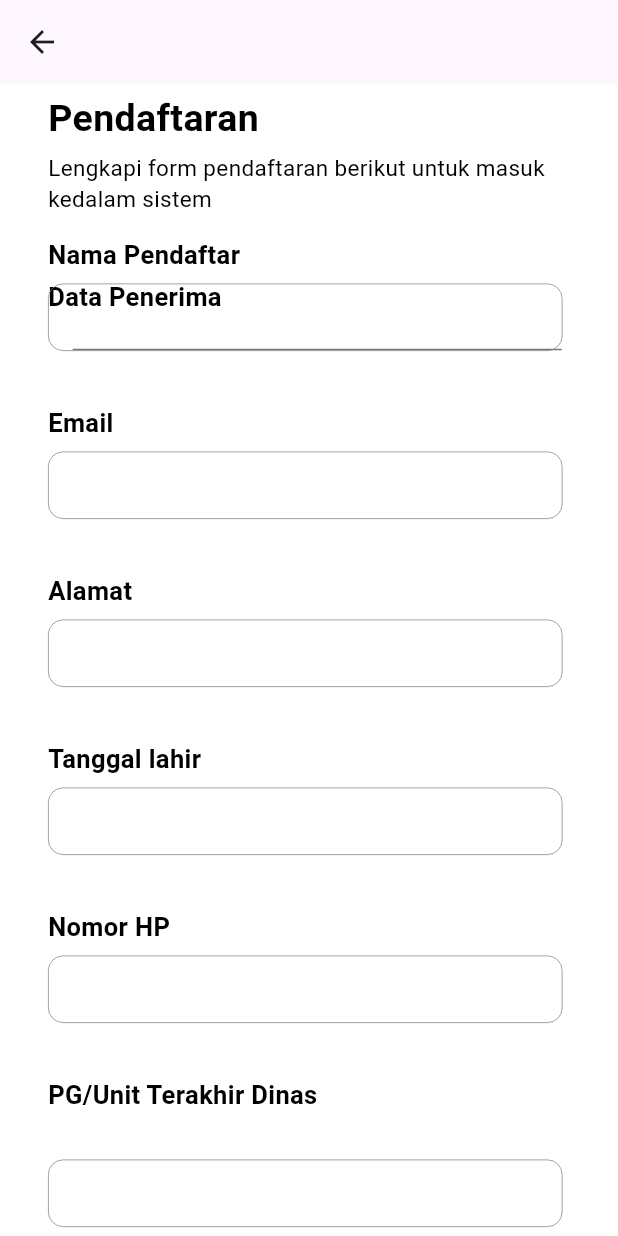
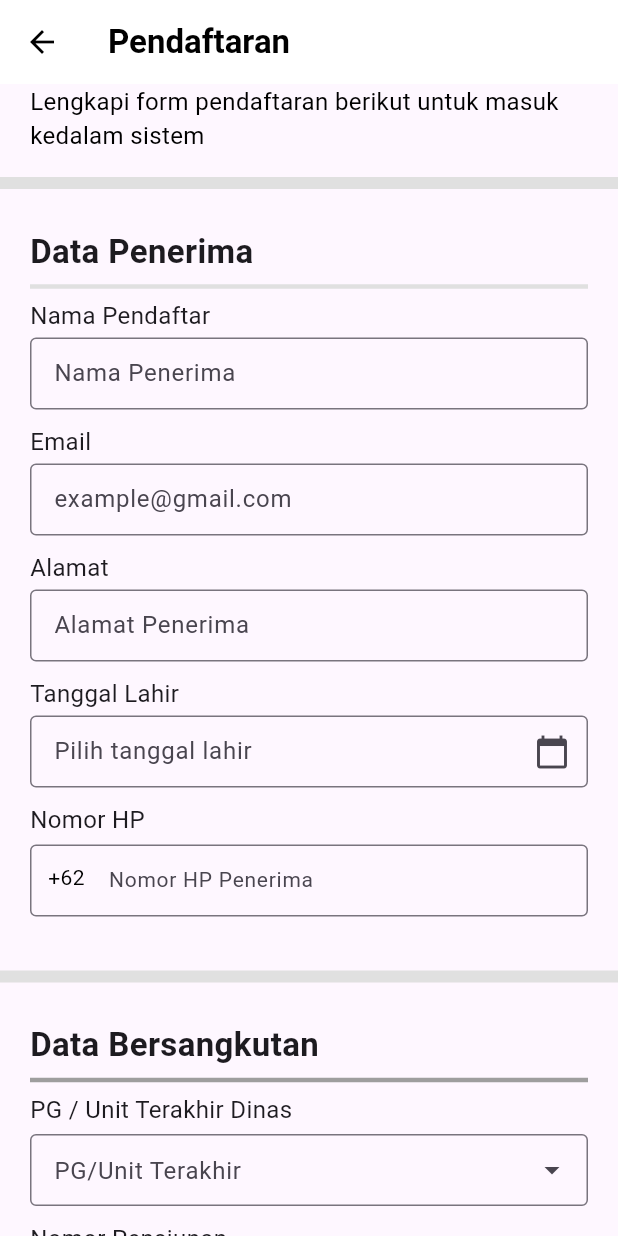
Before and after one commit to ssscholastica/e-Tuntas, a Flutter app: the Pendaftaran screen opened directly, on a phone screen of 412 x 824 dp. Run offline on Flutter 3.47's test engine with Material 3 defaults, Android fonts, the phone set to English and light mode, and no system bars; drawn by our look-alikes of dropdown_search.

Commit message:
Pendaftaran tapi blm final

```diff
--- a/lib/main.dart
+++ b/lib/main.dart
@@ -1,6 +1,6 @@
 import 'package:etuntas/home.dart';
 import 'package:etuntas/splashScreen.dart';
-import 'package:etuntas/pendaftaran.dart';
+import 'pendaftaran.dart';
 import 'package:flutter/material.dart';
 // import 'package:google_fonts/google_fonts.dart';
 
@@ -9,13 +9,13 @@ void main() {
 }
 
 class MyApp extends StatelessWidget {
-  const MyApp({super.key});
+  MyApp({super.key});
 
   @override
   Widget build(BuildContext context) {
-    return const MaterialApp(
+    return MaterialApp(
       debugShowCheckedModeBanner: false,
-      home: Home(),
+      home: Pendaftaran(),
     );
   }
 }
--- a/lib/pendaftaran.dart
+++ b/lib/pendaftaran.dart
@@ -1,416 +1,290 @@
+import 'package:dropdown_search/dropdown_search.dart';
 import 'package:flutter/material.dart';
+import 'package:intl/intl.dart';
 
-class Pendaftaran extends StatelessWidget {
+class Pendaftaran extends StatefulWidget {
+  @override
+  Pendaftaran({super.key});
+
+  @override
+  State<Pendaftaran> createState() => _PendaftaranState();
+}
+
+class _PendaftaranState extends State<Pendaftaran> {
+  final Map<String, TextEditingController> controllers = {
+    "Nama Pendaftar": TextEditingController(),
+    "Email": TextEditingController(),
+    "Alamat": TextEditingController(),
+    "Tanggal Lahir": TextEditingController(),
+    "Nomor HP": TextEditingController(),
+    "instansi": TextEditingController(),
+    "jabatan": TextEditingController(),
+  };
+
+  Future<void> selectDate(BuildContext context) async {
+    DateTime? pickedDate = await showDatePicker(
+      context: context,
+      initialDate: DateTime.now(),
+      firstDate: DateTime(1900),
+      lastDate: DateTime.now(),
+    );
+    if (pickedDate != null) {
+      String formattedDate = DateFormat('dd-MM-yyyy').format(pickedDate);
+      setState(() {
+        controllers["Tanggal Lahir"]?.text = formattedDate;
+      });
+    }
+  }
+
+  final List<String> instansiList = [
+    "Kebun Jember",
+    "Kebun Lumajang I",
+    "Kebun Lumajang II",
+    "Kebun Doho",
+    "Kebun Banyuwangi",
+    "Kebun Madiun"
+  ];
+  String? selectedInstansi;
+
+  final List<String> statusKeluargaList = [
+    "Istri",
+    "Suami",
+    "Anak",
+    "Kakak",
+    "Adik"
+  ];
+  String? selectedStatusKeluarga;
+
+  Widget buildTextField(String key, String label, String hint,
+      {TextInputType? keyboardType, Widget? prefix, bool isDate = false}) {
+    return Column(
+      crossAxisAlignment: CrossAxisAlignment.start,
+      children: [
+        Text(label, style: const TextStyle(fontSize: 16)),
+        const SizedBox(height: 3),
+        SizedBox(
+          width: MediaQuery.of(context).size.width,
+          child: TextField(
+            controller: controllers[key],
+            keyboardType: keyboardType,
+            readOnly: isDate,
+            onTap: isDate ? () => selectDate(context) : null,
+            decoration: InputDecoration(
+              hintText: hint,
+              prefixIcon: prefix,
+              border: const OutlineInputBorder(),
+              contentPadding:
+                  const EdgeInsets.symmetric(vertical: 8, horizontal: 12),
+              suffixIcon: isDate ? const Icon(Icons.calendar_today) : null,
+            ),
+          ),
+        ),
+        const SizedBox(height: 10),
+      ],
+    );
+  }
+
+  @override
+  void dispose() {
+    for (var controller in controllers.values) {
+      controller.dispose();
+    }
+  }
+
+  void handleSubmit() {
+    print("Nama: ${controllers["Nama"]?.text}");
+    print("Email: ${controllers["Email"]?.text}");
+    print("Alamat: ${controllers["Alamat"]?.text}");
+    print("Tanggal lahir: ${controllers["Tanggal lahir"]?.text}");
+    print("Nomor HP: ${controllers["Nomor HP"]?.text}");
+    print("PG/Unit Terakhir Dinas: $selectedInstansi");
+    print("NIK: ${controllers["NIK"]?.text}");
+    print("Nomor Pensiunan: ${controllers["Nomor Pensiunan"]?.text}");
+    print("Status Hubungan Keluarga: $selectedStatusKeluarga");
+  }
+
   @override
   Widget build(BuildContext context) {
     return Scaffold(
-      appBar: AppBar(),
-      body: SingleChildScrollView(
-        child: SignUpForm1(),
+        resizeToAvoidBottomInset: true,
+        appBar: AppBar(
+          title: const Text(
+            "Pendaftaran",
+            style: TextStyle(fontWeight: FontWeight.bold, color: Colors.black),
           ),
-    );
-  }
-}
-
-class SignUpForm1 extends StatefulWidget {
-  @override
-  State<SignUpForm1> createState() => _SignUpFormState();
-}
-
-class _SignUpFormState extends State<SignUpForm1> {
-  String? errorMessage;
-
-  TextEditingController firstnamecontroller = TextEditingController();
-  TextEditingController lastnamecontroller = TextEditingController();
-  TextEditingController passwordcontroller = TextEditingController();
-  TextEditingController emailcontroller = TextEditingController();
-  TextEditingController confirmcontroller = TextEditingController();
-  TextEditingController findcontroller = TextEditingController();
-  TextEditingController campuscontroller = TextEditingController();
-  TextEditingController majorcontroller = TextEditingController();
-
-  final _formKey = GlobalKey<FormState>();
-
-  @override
-  Widget build(BuildContext context) {
-    return Container(
-      width: 414,
-      height: 932,
-      color: Colors.white,
-      child: Stack(children: [
-        Positioned(
-          left: 32,
-          top: 5,
-          child: Form(
-            key: _formKey,
-            child: Column(
-              children: [
-                SizedBox(
-                  width: 370,
-                  height: 40,
-                  child: Text(
-                    'Pendaftaran',
-                    style: TextStyle(
-                      color: Colors.black,
-                      fontSize: 25,
-                      fontWeight: FontWeight.bold,
+          backgroundColor: Colors.white,
+          elevation: 0,
+          leading: IconButton(
+            icon: const Icon(Icons.arrow_back, color: Colors.black),
+            onPressed: () {},
           ),
         ),
+        body: SingleChildScrollView(
+          child: Column(
+            crossAxisAlignment: CrossAxisAlignment.start,
+            children: [
+              const Padding(
+                  padding: EdgeInsets.only(left: 20.0, right: 16.0),
+                  child: Text(
+                      "Lengkapi form pendaftaran berikut untuk masuk kedalam sistem",
+                      style: TextStyle(fontSize: 16, color: Colors.black))),
+              const SizedBox(height: 10),
+              Divider(color: Colors.grey[300], thickness: 8, height: 20),
+              Padding(
+                padding: EdgeInsets.all(20.0),
+                child: Column(
+                  crossAxisAlignment: CrossAxisAlignment.start,
+                  children: [
+                    const Text(
+                      "Data Penerima",
+                      style:
+                          TextStyle(fontSize: 22, fontWeight: FontWeight.bold),
                     ),
-                SizedBox(
-                    width: 370,
-                    height: 50,
+                    Divider(color: Colors.grey[300], thickness: 3),
+                    buildTextField("Nama", "Nama Pendaftar", "Nama Penerima"),
+                    buildTextField("Email", "Email", "example@gmail.com"),
+                    buildTextField("Alamat", "Alamat", "Alamat Penerima"),
+                    buildTextField(
+                        "Tanggal Lahir", "Tanggal Lahir", "Pilih tanggal lahir",
+                        isDate: true),
+                    Column(
+                      crossAxisAlignment: CrossAxisAlignment.start,
+                      children: [
+                        const Text("Nomor HP", style: TextStyle(fontSize: 16)),
+                        const SizedBox(height: 5),
+                        TextField(
+                          controller: controllers["Nomor HP"],
+                          keyboardType: TextInputType.phone,
+                          style: const TextStyle(fontSize: 14),
+                          decoration: const InputDecoration(
+                            hintText: "Nomor HP Penerima",
+                            border: OutlineInputBorder(),
+                            contentPadding: EdgeInsets.symmetric(
+                                vertical: 8, horizontal: 12),
+                            prefixIcon: Padding(
+                              padding: EdgeInsets.symmetric(
+                                  horizontal: 12, vertical: 12),
                               child: Text(
-                        'Lengkapi form pendaftaran berikut untuk masuk kedalam sistem',
-                        style: TextStyle(color: Colors.black, fontSize: 15)))
-              ],
-            ),
-          ),
-        ),
-        Positioned(
-            top: 130,
-            left: 32,
-            child: SizedBox(
-                width: 290,
-                child: Text(
-                  'Data Penerima',
+                                "+62",
                                 style: TextStyle(
-                      color: Colors.black,
-                      fontSize: 17,
-                      fontWeight: FontWeight.w700),
-                ))),
-        Positioned(
-          left: 32,
-          top: 102,
-          child: SizedBox(
-            width: 290,
-            child: Text(
-              'Nama Pendaftar',
-              style: TextStyle(
-                  color: Colors.black,
-                  fontSize: 17,
-                  fontWeight: FontWeight.w700),
-            ),
-          ),
-        ),
-        Positioned(
-          left: 32,
-          top: 133,
-          child: Container(
-            width: 343,
-            height: 45,
-            decoration: BoxDecoration(
-              border: Border.all(width: 0.50, color: Color(0xFF828282)),
-              borderRadius: BorderRadius.circular(10),
-            ),
-            child: Padding(
-              padding: const EdgeInsets.only(left: 16),
-              child: TextFormField(),
-            ),
-          ),
-        ),
-        Positioned(
-          left: 32,
-          top: 214,
-          child: SizedBox(
-            width: 290,
-            child: Text(
-              'Email',
-              style: TextStyle(
-                  color: Colors.black,
-                  fontSize: 17,
-                  fontWeight: FontWeight.w700),
-            ),
-          ),
-        ),
-        Positioned(
-          left: 32,
-          top: 245,
-          child: Container(
-            width: 343,
-            height: 45,
-            decoration: BoxDecoration(
-              border: Border.all(width: 0.50, color: Color(0xFF828282)),
-              borderRadius: BorderRadius.circular(10),
-            ),
-            child: Padding(
-              padding: const EdgeInsets.only(left: 16),
-              child: TextFormField(
-                onSaved: (value) {
-                  firstnamecontroller.text = value!;
-                },
-                controller: firstnamecontroller,
-                showCursor: true,
-                textAlign: TextAlign.start,
-                style: TextStyle(
-                  color: Colors.black,
-                  fontSize: 20,
-                ),
-                decoration: InputDecoration(border: InputBorder.none),
+                                    fontSize: 14, color: Colors.black),
                               ),
                             ),
                           ),
                         ),
-        Positioned(
-          left: 32,
-          top: 326,
-          child: SizedBox(
-            width: 290,
-            child: Text(
-              'Alamat',
-              style: TextStyle(
-                  color: Colors.black,
-                  fontSize: 17,
-                  fontWeight: FontWeight.w700),
+                        const SizedBox(height: 5),
+                      ],
+                    ),
+                  ],
                 ),
               ),
-        ),
-        Positioned(
-          left: 32,
-          top: 357,
-          child: Container(
-            width: 343,
-            height: 45,
-            decoration: BoxDecoration(
-              border: Border.all(width: 0.50, color: Color(0xFF828282)),
-              borderRadius: BorderRadius.circular(10),
-            ),
-            child: Padding(
-              padding: const EdgeInsets.only(left: 16),
-              child: TextFormField(
-                onSaved: (value) {
-                  lastnamecontroller.text = value!;
-                },
-                controller: lastnamecontroller,
-                showCursor: true,
-                textAlign: TextAlign.start,
+              const SizedBox(height: 5),
+              Divider(color: Colors.grey[300], thickness: 8, height: 20),
+              Padding(
+                padding: EdgeInsets.all(20.0),
+                child: Column(
+                  crossAxisAlignment: CrossAxisAlignment.start,
+                  children: [
+                    const Text("Data Bersangkutan",
                         style: TextStyle(
-                  color: Colors.black,
-                  fontSize: 20,
-                ),
-                decoration: InputDecoration(border: InputBorder.none),
+                            fontSize: 22, fontWeight: FontWeight.bold)),
+                    const Divider(color: Colors.grey, thickness: 3, height: 16),
+                    Column(
+                      crossAxisAlignment: CrossAxisAlignment.start,
+                      children: [
+                        const Text("PG / Unit Terakhir Dinas",
+                            style: TextStyle(fontSize: 16)),
+                        const SizedBox(height: 5),
+                        DropdownSearch<String>(
+                          items: instansiList,
+                          selectedItem: selectedInstansi,
+                          popupProps: PopupProps.menu(
+                            showSearchBox: true,
+                            fit: FlexFit
+                                .loose,
+                            searchFieldProps: TextFieldProps(
+                              decoration: InputDecoration(
+                                hintText: "Search",
+                                prefixIcon:
+                                    Icon(Icons.search),
+                                border: OutlineInputBorder(
+                                  borderRadius: BorderRadius.circular(8),
                                 ),
                               ),
                             ),
                           ),
-        Positioned(
-          left: 32,
-          top: 438,
-          child: SizedBox(
-            width: 290,
-            child: Text(
-              'Tanggal lahir',
-              style: TextStyle(
-                  color: Colors.black,
-                  fontSize: 17,
-                  fontWeight: FontWeight.w700),
+                          dropdownDecoratorProps: DropDownDecoratorProps(
+                            dropdownSearchDecoration: InputDecoration(
+                              hintText: "PG/Unit Terakhir",
+                              border: OutlineInputBorder(),
+                              contentPadding: EdgeInsets.symmetric(
+                                  vertical: 8, horizontal: 12),
                             ),
                           ),
+                          onChanged: (String? newValue) {
+                            setState(() {
+                              selectedInstansi = newValue;
+                            });
+                          },
                         ),
-        Positioned(
-          left: 32,
-          top: 469,
-          child: Container(
-            width: 343,
-            height: 45,
-            decoration: BoxDecoration(
-              border: Border.all(width: 0.50, color: Color(0xFF828282)),
-              borderRadius: BorderRadius.circular(10),
+                        const SizedBox(height: 10),
+                      ],
                     ),
-            child: Padding(
-              padding: const EdgeInsets.only(left: 16),
-              child: TextFormField(
-                onSaved: (value) {
-                  passwordcontroller.text = value!;
+                    buildTextField("No Pensiun", "Nomor Pensiunan",
+                        "12 digit nomor pensiunan"),
+                    buildTextField("NIK", "NIK", "12 digit NIK"),
+                    buildTextField(
+                        "Nama Bersangkutan", "Nama", "Nama bersangkutan"),
+                    Column(
+                      crossAxisAlignment: CrossAxisAlignment.start,
+                      children: [
+                        const Text("Status Hubungan Keluarga",
+                            style: TextStyle(fontSize: 16)),
+                        const SizedBox(height: 5),
+                        DropdownButtonFormField<String>(
+                          value: selectedStatusKeluarga,
+                          decoration: const InputDecoration(
+                            hintText: "Status Hubungan",
+                            border: OutlineInputBorder(),
+                            contentPadding: EdgeInsets.symmetric(
+                                vertical: 8, horizontal: 10),
+                            isDense: true,
+                          ),
+                          items: statusKeluargaList.map((String status) {
+                            return DropdownMenuItem<String>(
+                              value: status,
+                              child: Text(status),
+                            );
+                          }).toList(),
+                          onChanged: (String? newValue) {
+                            setState(() {
+                              selectedStatusKeluarga = newValue;
+                            });
                           },
-                controller: passwordcontroller,
-                showCursor: true,
-                textAlign: TextAlign.start,
-                style: TextStyle(
-                  color: Colors.black,
-                  fontSize: 20,
                         ),
-                decoration: InputDecoration(border: InputBorder.none),
-                obscureText: true,
+                        const SizedBox(height: 10),
+                      ],
                     ),
-            ),
-          ),
-        ),
-        Positioned(
-          left: 32,
-          top: 550,
-          child: SizedBox(
-            width: 290,
-            child: Text(
-              'Nomor HP',
-              style: TextStyle(
-                  color: Colors.black,
-                  fontSize: 17,
-                  fontWeight: FontWeight.w700),
-            ),
-          ),
-        ),
-        Positioned(
-          left: 32,
-          top: 581,
-          child: Container(
-            width: 343,
-            height: 45,
-            decoration: BoxDecoration(
-              border: Border.all(width: 0.50, color: Color(0xFF828282)),
-              borderRadius: BorderRadius.circular(10),
-            ),
-            child: Padding(
-              padding: const EdgeInsets.only(left: 16),
-              child: TextFormField(
-                onSaved: (value) {
-                  confirmcontroller.text = value!;
-                },
-                controller: confirmcontroller,
-                showCursor: true,
-                textAlign: TextAlign.start,
-                style: TextStyle(
-                  color: Colors.black,
-                  fontSize: 20,
-                ),
-                decoration: InputDecoration(border: InputBorder.none),
-                obscureText: true,
-              ),
-            ),
-          ),
-        ),
-        Positioned(
-          left: 32,
-          top: 662,
-          child: SizedBox(
-            width: 290,
-            child: Text(
-              'PG/Unit Terakhir Dinas',
-              style: TextStyle(
-                  color: Colors.black,
-                  fontSize: 17,
-                  fontWeight: FontWeight.w700),
-            ),
-          ),
-        ),
-        Positioned(
-          left: 32,
-          top: 717,
-          child: Container(
-            width: 343,
-            height: 45,
-            decoration: BoxDecoration(
-              border: Border.all(width: 0.50, color: Color(0xFF828282)),
-              borderRadius: BorderRadius.circular(10),
-            ),
-            child: Padding(
-              padding: const EdgeInsets.only(left: 16),
-              child: TextFormField(
-                validator: (value) {
-                  if (_formKey.currentState!.validate()) {
-                    return ("This cannot be Empty");
-                  }
-                  return null;
-                },
-                onSaved: (value) {
-                  findcontroller.text = value!;
-                },
-                controller: findcontroller,
-                showCursor: true,
-                textAlign: TextAlign.start,
-                style: TextStyle(
-                  color: Colors.black,
-                  fontSize: 20,
-                ),
-                decoration: InputDecoration(border: InputBorder.none),
-              ),
-            ),
-          ),
-        ),
-        Positioned(
-          left: 332,
-          top: 845,
-          child: SizedBox(
-            width: 112,
-            child: Text(
-              'Step 1 of 2',
-              style: TextStyle(
-                color: Color(0xFF828282),
-                fontSize: 14,
-                fontWeight: FontWeight.w400,
-                height: 0,
-              ),
-            ),
-          ),
-        ),
-        Positioned(
-          left: 207,
-          top: 868,
-          child: Container(
-            width: 196,
-            decoration: ShapeDecoration(
+                    const SizedBox(height: 24),
+                    SizedBox(
+                      width: double.infinity,
+                      child: ElevatedButton(
+                        style: ElevatedButton.styleFrom(
+                            backgroundColor: Color(0xFF2F2F9D),
                             shape: RoundedRectangleBorder(
-                side: BorderSide(
-                  width: 2,
-                  strokeAlign: BorderSide.strokeAlignCenter,
-                  color: Color(0xFF828282),
-                ),
-              ),
-            ),
-          ),
-        ),
-        Positioned(
-          left: 10,
-          top: 868,
-          child: Container(
-            width: 197,
-            decoration: ShapeDecoration(
-              shape: RoundedRectangleBorder(
-                side: BorderSide(
-                  width: 2,
-                  strokeAlign: BorderSide.strokeAlignCenter,
-                  color: Color(0xFFF6AF1F),
-                ),
-              ),
-            ),
-          ),
-        ),
-        Positioned(
-          left: 287,
-          top: 877,
-          child: GestureDetector(
-            // onTap: () {
-            //   uploadData();
-            // },
-            child: Row(
-              mainAxisSize: MainAxisSize.min,
-              mainAxisAlignment: MainAxisAlignment.center,
-              crossAxisAlignment: CrossAxisAlignment.center,
-              children: [
-                Container(
-                  width: 94.95,
-                  height: 37,
-                  decoration: ShapeDecoration(
-                    color: Color(0xFF0B1F56),
-                    shape: RoundedRectangleBorder(
-                      borderRadius: BorderRadius.circular(20),
-                    ),
-                  ),
-                  child: Center(
-                    child: Text(
-                      'Next',
-                      style: TextStyle(
-                        color: Colors.white,
-                        fontWeight: FontWeight.bold,
-                      ),
+                                borderRadius: BorderRadius.circular(8))),
+                        onPressed: handleSubmit,
+                        child: const Text(
+                          "Daftar",
+                          style: TextStyle(fontSize: 16, color: Colors.white),
                         ),
                       ),
                     ),
                   ],
                 ),
               ),
+            ],
           ),
-      ]),
-    );
+        ));
   }
 }
```
Also changed, not shown: pubspec.yaml (+3 -4 lines), pubspec.lock. Lines whose indentation alone changed are shown as unchanged.
